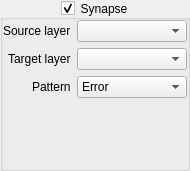
Before: the Qt Designer form Neuron/SynapseConfig.ui in Skwint/Neuron, drawn with Qt 5.
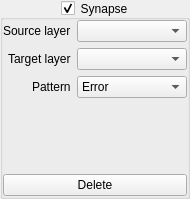
After: the same form once the commit is applied.

Diff of the .ui file:
```diff
--- a/Neuron/SynapseConfig.ui
+++ b/Neuron/SynapseConfig.ui
@@ -7,7 +7,7 @@
     <x>0</x>
     <y>0</y>
     <width>190</width>
-    <height>161</height>
+    <height>190</height>
    </rect>
   </property>
   <property name="windowTitle">
@@ -154,6 +154,13 @@
      </layout>
     </widget>
    </item>
+   <item>
+    <widget class="QPushButton" name="btnDelete">
+     <property name="text">
+      <string>Delete</string>
+     </property>
+    </widget>
+   </item>
   </layout>
  </widget>
  <layoutdefault spacing="6" margin="11"/>
```
